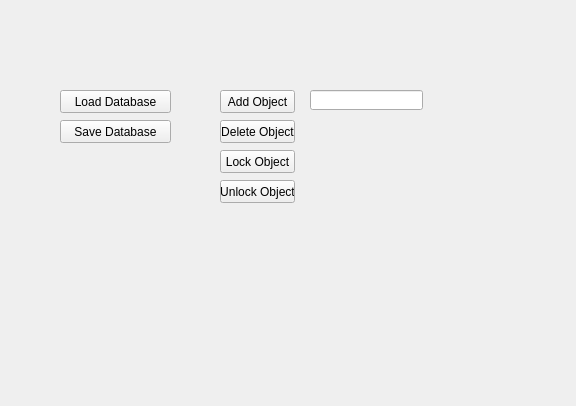
Qt form Examples/DatabaseAsync/MainWindow.ui (KROIA/JsonDatabase) before a commit.
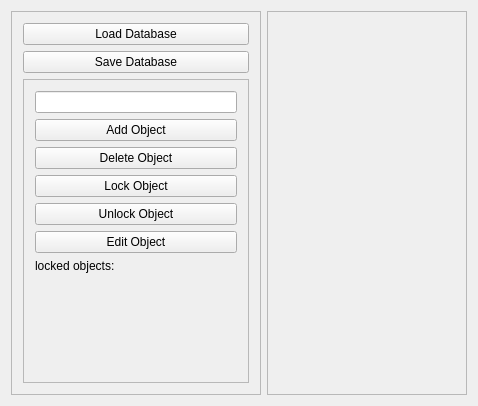
The same form after that commit.

```diff
--- a/Examples/DatabaseAsync/MainWindow.ui
+++ b/Examples/DatabaseAsync/MainWindow.ui
@@ -6,101 +6,161 @@
    <rect>
     <x>0</x>
     <y>0</y>
-    <width>576</width>
+    <width>474</width>
     <height>406</height>
    </rect>
   </property>
   <property name="windowTitle">
    <string>MainWindow</string>
   </property>
+  <layout class="QHBoxLayout" name="horizontalLayout">
+   <item>
+    <widget class="QFrame" name="frame_2">
+     <property name="minimumSize">
+      <size>
+       <width>250</width>
+       <height>0</height>
+      </size>
+     </property>
+     <property name="maximumSize">
+      <size>
+       <width>16777215</width>
+       <height>16777215</height>
+      </size>
+     </property>
+     <property name="frameShape">
+      <enum>QFrame::StyledPanel</enum>
+     </property>
+     <property name="frameShadow">
+      <enum>QFrame::Raised</enum>
+     </property>
+     <layout class="QVBoxLayout" name="verticalLayout_2">
+      <item>
   <widget class="QPushButton" name="loadDatabase_pushButton">
-   <property name="geometry">
-    <rect>
-     <x>60</x>
-     <y>90</y>
-     <width>111</width>
-     <height>23</height>
-    </rect>
-   </property>
    <property name="text">
     <string>Load Database</string>
    </property>
   </widget>
+      </item>
+      <item>
+       <widget class="QPushButton" name="saveDatabase_pushButton">
+        <property name="text">
+         <string>Save Database</string>
+        </property>
+       </widget>
+      </item>
+      <item>
+       <widget class="QFrame" name="frame">
+        <property name="frameShape">
+         <enum>QFrame::StyledPanel</enum>
+        </property>
+        <property name="frameShadow">
+         <enum>QFrame::Raised</enum>
+        </property>
+        <layout class="QVBoxLayout" name="verticalLayout">
+         <item>
+          <widget class="QLineEdit" name="id_lineEdit"/>
+         </item>
+         <item>
   <widget class="QPushButton" name="addObject_pushButton">
-   <property name="geometry">
-    <rect>
-     <x>220</x>
-     <y>90</y>
-     <width>75</width>
-     <height>23</height>
-    </rect>
-   </property>
    <property name="text">
     <string>Add Object</string>
    </property>
   </widget>
+         </item>
+         <item>
   <widget class="QPushButton" name="deleteObject_pushButton">
-   <property name="geometry">
-    <rect>
-     <x>220</x>
-     <y>120</y>
-     <width>75</width>
-     <height>23</height>
-    </rect>
-   </property>
    <property name="text">
     <string>Delete Object</string>
    </property>
   </widget>
-  <widget class="QPushButton" name="saveDatabase_pushButton">
-   <property name="geometry">
-    <rect>
-     <x>60</x>
-     <y>120</y>
-     <width>111</width>
-     <height>23</height>
-    </rect>
-   </property>
-   <property name="text">
-    <string>Save Database</string>
-   </property>
-  </widget>
-  <widget class="QLineEdit" name="id_lineEdit">
-   <property name="geometry">
-    <rect>
-     <x>310</x>
-     <y>90</y>
-     <width>113</width>
-     <height>20</height>
-    </rect>
-   </property>
-  </widget>
+         </item>
+         <item>
   <widget class="QPushButton" name="lockObject_pushButton">
-   <property name="geometry">
-    <rect>
-     <x>220</x>
-     <y>150</y>
-     <width>75</width>
-     <height>23</height>
-    </rect>
-   </property>
    <property name="text">
     <string>Lock Object</string>
    </property>
   </widget>
+         </item>
+         <item>
   <widget class="QPushButton" name="unlockObject_pushButton">
-   <property name="geometry">
-    <rect>
-     <x>220</x>
-     <y>180</y>
-     <width>75</width>
-     <height>23</height>
-    </rect>
-   </property>
    <property name="text">
     <string>Unlock Object</string>
    </property>
   </widget>
+         </item>
+         <item>
+          <widget class="QPushButton" name="editObject_pushButton">
+           <property name="text">
+            <string>Edit Object</string>
+           </property>
+          </widget>
+         </item>
+         <item>
+          <widget class="QLabel" name="label">
+           <property name="text">
+            <string>locked objects:</string>
+           </property>
+          </widget>
+         </item>
+         <item>
+          <widget class="QLabel" name="lockedObjects_label">
+           <property name="text">
+            <string/>
+           </property>
+          </widget>
+         </item>
+         <item>
+          <spacer name="verticalSpacer">
+           <property name="orientation">
+            <enum>Qt::Vertical</enum>
+           </property>
+           <property name="sizeHint" stdset="0">
+            <size>
+             <width>20</width>
+             <height>40</height>
+            </size>
+           </property>
+          </spacer>
+         </item>
+        </layout>
+       </widget>
+      </item>
+     </layout>
+    </widget>
+   </item>
+   <item>
+    <widget class="QFrame" name="editor_frame">
+     <property name="minimumSize">
+      <size>
+       <width>200</width>
+       <height>0</height>
+      </size>
+     </property>
+     <property name="frameShape">
+      <enum>QFrame::StyledPanel</enum>
+     </property>
+     <property name="frameShadow">
+      <enum>QFrame::Raised</enum>
+     </property>
+     <layout class="QVBoxLayout" name="verticalLayout_3">
+      <item>
+       <spacer name="horizontalSpacer">
+        <property name="orientation">
+         <enum>Qt::Horizontal</enum>
+        </property>
+        <property name="sizeHint" stdset="0">
+         <size>
+          <width>40</width>
+          <height>20</height>
+         </size>
+        </property>
+       </spacer>
+      </item>
+     </layout>
+    </widget>
+   </item>
+  </layout>
  </widget>
  <layoutdefault spacing="6" margin="11"/>
  <resources/>
```
Lines whose indentation alone changed are shown as unchanged.
